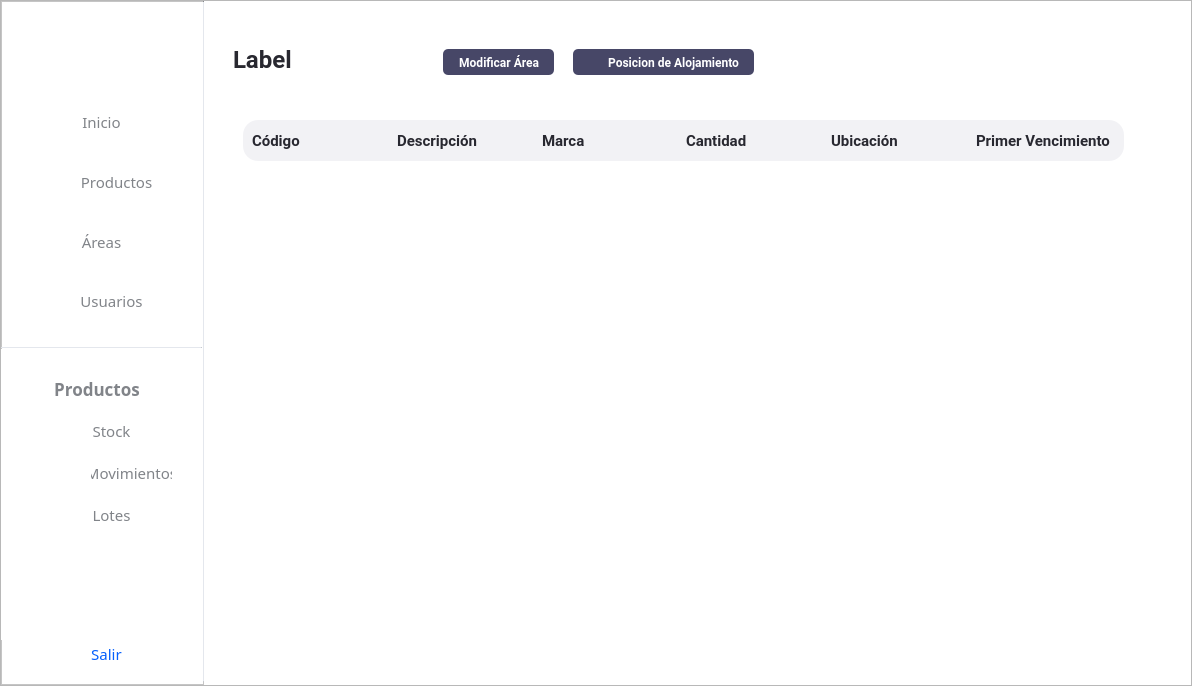
Before: the Qt Designer form Interfaces/main/main_ui.ui in juanignaciocansillieri/bullsoft, drawn with Qt 5.
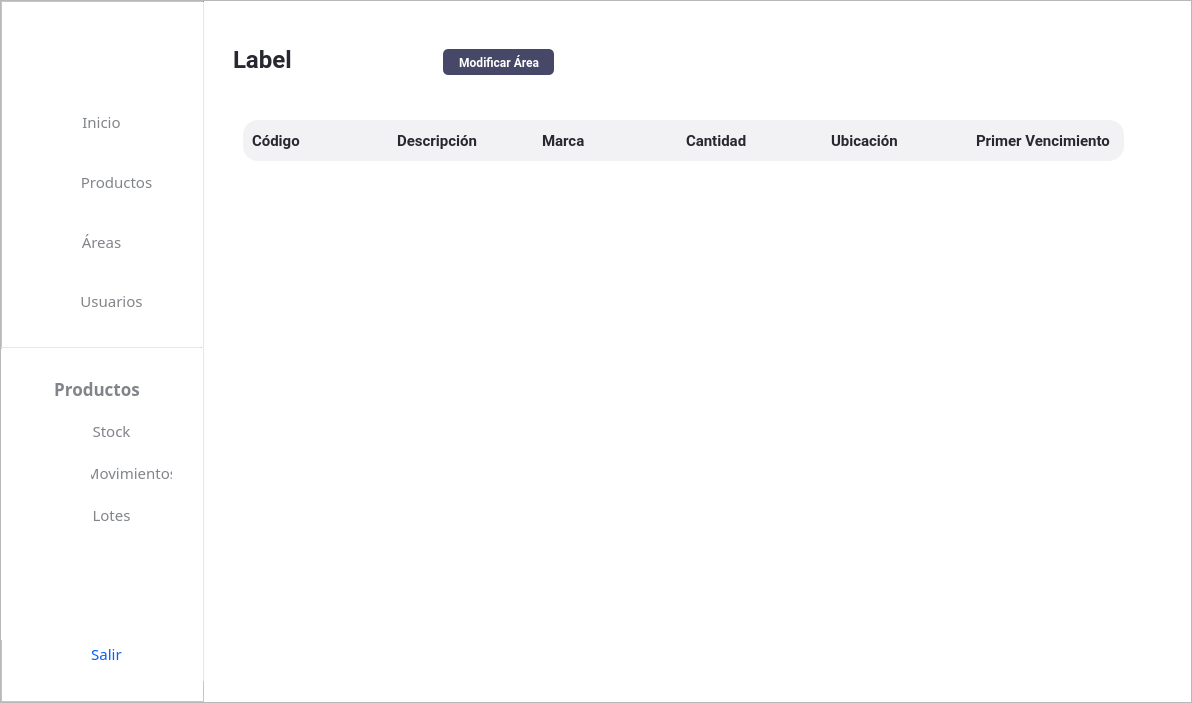
After: the same form once the commit is applied. The open tabs and pages were chosen to show the change. Icons and pictures are not drawn.

Commit message: NUEVA INTERFAZ

Diff of the .ui file:
```diff
--- a/Interfaces/main/main_ui.ui
+++ b/Interfaces/main/main_ui.ui
@@ -7,7 +7,7 @@
     <x>0</x>
     <y>0</y>
     <width>1192</width>
-    <height>686</height>
+    <height>703</height>
    </rect>
   </property>
   <property name="windowTitle">
@@ -1891,6 +1891,58 @@
 }</string>
                     </property>
                     <property name="text">
+                     <string>Nueva Estantería</string>
+                    </property>
+                    <property name="icon">
+                     <iconset>
+                      <normaloff>:/img/plus.png</normaloff>:/img/plus.png</iconset>
+                    </property>
+                    <property name="iconSize">
+                     <size>
+                      <width>13</width>
+                      <height>13</height>
+                     </size>
+                    </property>
+                   </widget>
+                   <widget class="QPushButton" name="btn_newPosicion">
+                    <property name="geometry">
+                     <rect>
+                      <x>500</x>
+                      <y>60</y>
+                      <width>121</width>
+                      <height>26</height>
+                     </rect>
+                    </property>
+                    <property name="minimumSize">
+                     <size>
+                      <width>0</width>
+                      <height>26</height>
+                     </size>
+                    </property>
+                    <property name="font">
+                     <font>
+                      <family>Cairo SemiBold</family>
+                      <pointsize>10</pointsize>
+                      <weight>75</weight>
+                      <bold>true</bold>
+                     </font>
+                    </property>
+                    <property name="cursor">
+                     <cursorShape>PointingHandCursor</cursorShape>
+                    </property>
+                    <property name="styleSheet">
+                     <string notr="true">QPushButton{
+background-color: #055ffc;
+color:#fff;
+border-radius: 5px;
+text-align:center;
+}
+
+QPushButton:hover{
+
+}</string>
+                    </property>
+                    <property name="text">
                      <string>Nueva Posición</string>
                     </property>
                     <property name="icon">
@@ -4496,60 +4548,6 @@
                        <set>Qt::AlignLeading|Qt::AlignLeft|Qt::AlignVCenter</set>
                       </property>
                      </widget>
-                     <widget class="QPushButton" name="btn_newPosicion">
-                      <property name="geometry">
-                       <rect>
-                        <x>360</x>
-                        <y>26</y>
-                        <width>181</width>
-                        <height>26</height>
-                       </rect>
-                      </property>
-                      <property name="minimumSize">
-                       <size>
-                        <width>0</width>
-                        <height>26</height>
-                       </size>
-                      </property>
-                      <property name="font">
-                       <font>
-                        <family>Roboto</family>
-                        <pointsize>9</pointsize>
-                        <weight>75</weight>
-                        <bold>true</bold>
-                       </font>
-                      </property>
-                      <property name="cursor">
-                       <cursorShape>PointingHandCursor</cursorShape>
-                      </property>
-                      <property name="styleSheet">
-                       <string notr="true">QPushButton{
-background-color: rgb(71, 71, 103);
-color:#fff;
-padding-right:15px;
-border-radius: 5px;
-text-align:right;
-}
-
-QPushButton:hover{
-background-color: rgba(71, 71, 103,180);
-
-}</string>
-                      </property>
-                      <property name="text">
-                       <string>Posicion de Alojamiento</string>
-                      </property>
-                      <property name="icon">
-                       <iconset>
-                        <normaloff>:/img/plus.png</normaloff>:/img/plus.png</iconset>
-                      </property>
-                      <property name="iconSize">
-                       <size>
-                        <width>13</width>
-                        <height>13</height>
-                       </size>
-                      </property>
-                     </widget>
                      <widget class="QPushButton" name="btn_modificarArea">
                       <property name="geometry">
                        <rect>
```
Left out of the diff: 2 changed lines with no effect on the pictures. The commit also changes 3 other files.
